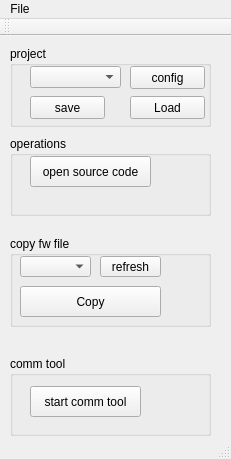
Above: qf_pc_assistant/mainwindow.ui from qingfengforum/qf_pc_assistant before the change. Below: the same form after it.
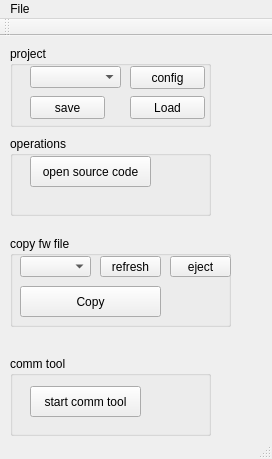
That is the form after the change.

Commit message: - eject 'f' usb device

The edit to the form file:
```diff
--- a/qf_pc_assistant/mainwindow.ui
+++ b/qf_pc_assistant/mainwindow.ui
@@ -6,7 +6,7 @@
    <rect>
     <x>0</x>
     <y>0</y>
-    <width>231</width>
+    <width>272</width>
     <height>459</height>
    </rect>
   </property>
@@ -107,7 +107,7 @@
      <rect>
       <x>10</x>
       <y>200</y>
-      <width>201</width>
+      <width>221</width>
       <height>91</height>
      </rect>
     </property>
@@ -150,6 +150,19 @@
       <string>refresh</string>
      </property>
     </widget>
+    <widget class="QPushButton" name="pushButton_ejectUsb">
+     <property name="geometry">
+      <rect>
+       <x>160</x>
+       <y>20</y>
+       <width>61</width>
+       <height>21</height>
+      </rect>
+     </property>
+     <property name="text">
+      <string>eject</string>
+     </property>
+    </widget>
    </widget>
    <widget class="QGroupBox" name="groupBox_4">
     <property name="geometry">
@@ -183,7 +196,7 @@
     <rect>
      <x>0</x>
      <y>0</y>
-     <width>231</width>
+     <width>272</width>
      <height>23</height>
     </rect>
    </property>
```
The commit also changes 10 other files.
